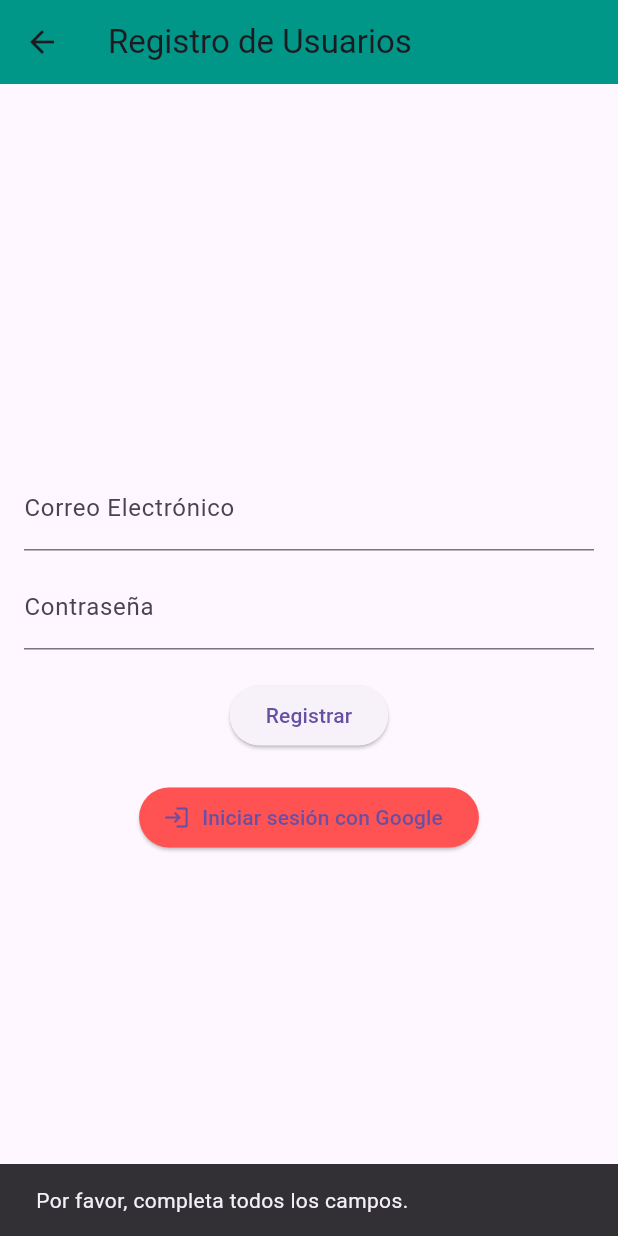
After one commit to josechf/funcionalidadesFlutter, a Flutter app: the RegisterPage screen opened directly, after a tap on "Registrar", on a phone screen of 412 x 824 dp. The commit adds this screen. Run offline on Flutter 3.47's test engine with Material 3 defaults, Android fonts, the phone set to English and light mode, and no system bars; our stand-ins replace geolocator, google_maps_flutter, google_sign_in, image_picker, supabase_flutter; accounts and stored records are empty.

Commit message:
registro de usuarios con gmail

```diff
--- /dev/null
+++ b/lib/registro_page.dart
@@ -0,0 +1,153 @@
+import 'package:flutter/material.dart';
+import 'package:supabase_flutter/supabase_flutter.dart';
+import 'package:google_sign_in/google_sign_in.dart';
+
+class RegisterPage extends StatefulWidget {
+  @override
+  _RegisterPageState createState() => _RegisterPageState();
+}
+
+class _RegisterPageState extends State<RegisterPage> {
+  final _emailController = TextEditingController();
+  final _passwordController = TextEditingController();
+  bool _isLoading = false;
+
+  Future<void> _registerUser() async {
+    final email = _emailController.text.trim();
+    final password = _passwordController.text.trim();
+
+    if (email.isEmpty || password.isEmpty) {
+      ScaffoldMessenger.of(context).showSnackBar(
+        SnackBar(content: Text('Por favor, completa todos los campos.')),
+      );
+      return;
+    }
+
+    setState(() {
+      _isLoading = true;
+    });
+
+    final supabase = Supabase.instance.client;
+
+    try {
+      final response = await supabase.auth.signUp(
+        email: email,
+        password: password,
+      );
+      if (response.user != null) {
+        ScaffoldMessenger.of(context).showSnackBar(
+          SnackBar(
+              content:
+                  Text('Registro exitoso. Revisa tu correo para confirmar.')),
+        );
+        _emailController.clear();
+        _passwordController.clear();
+      } else {
+        ScaffoldMessenger.of(context).showSnackBar(
+          SnackBar(
+              content:
+                  Text('Error: hubo un error al insertar email o contrasenia')),
+        );
+      }
+
+      // final response = await supabase.auth.signInWithOtp(email: email);
+      /*if (response.error != null) {
+        print('Error: ${response.error!.message}');
+      } else {
+        print('OTP enviado al correo electrónico.');
+      }*/
+    } catch (e) {
+      ScaffoldMessenger.of(context).showSnackBar(
+        SnackBar(content: Text('Error: $e')),
+      );
+    } finally {
+      setState(() {
+        _isLoading = false;
+      });
+    }
+  }
+
+  Future<void> _signInWithGoogle() async {
+    final GoogleSignIn googleSignIn = GoogleSignIn();
+
+    try {
+      final GoogleSignInAccount? googleUser = await googleSignIn.signIn();
+
+      if (googleUser != null) {
+        final googleAuth = await googleUser.authentication;
+        final idToken = googleAuth.idToken;
+
+        if (idToken != null) {
+          final supabase = Supabase.instance.client;
+          final response = await supabase.auth.signInWithIdToken(
+            provider: OAuthProvider.google,
+            idToken: idToken,
+          );
+
+          if (response.session == null || response.user == null) {
+            ScaffoldMessenger.of(context).showSnackBar(
+              SnackBar(content: Text('Error al iniciar sesión con Google.')),
+            );
+          } else {
+            ScaffoldMessenger.of(context).showSnackBar(
+              SnackBar(content: Text('Inicio de sesión exitoso con Google.')),
+            );
+          }
+        }
+      } else {
+        ScaffoldMessenger.of(context).showSnackBar(
+          SnackBar(content: Text('Inicio de sesión cancelado por el usuario.')),
+        );
+      }
+    } catch (e) {
+      ScaffoldMessenger.of(context).showSnackBar(
+        SnackBar(content: Text('Error: $e')),
+      );
+    }
+  }
+
+  @override
+  Widget build(BuildContext context) {
+    return Scaffold(
+      appBar: AppBar(
+        title: Text('Registro de Usuarios'),
+        backgroundColor: Colors.teal,
+      ),
+      body: Padding(
+        padding: const EdgeInsets.all(16.0),
+        child: Column(
+          mainAxisAlignment: MainAxisAlignment.center,
+          children: [
+            TextField(
+              controller: _emailController,
+              decoration: InputDecoration(labelText: 'Correo Electrónico'),
+              keyboardType: TextInputType.emailAddress,
+            ),
+            SizedBox(height: 10),
+            TextField(
+              controller: _passwordController,
+              decoration: InputDecoration(labelText: 'Contraseña'),
+              obscureText: true,
+            ),
+            SizedBox(height: 20),
+            _isLoading
+                ? CircularProgressIndicator()
+                : ElevatedButton(
+                    onPressed: _registerUser,
+                    child: Text('Registrar'),
+                  ),
+            SizedBox(height: 20),
+            ElevatedButton.icon(
+              onPressed: _signInWithGoogle,
+              icon: Icon(Icons.login),
+              label: Text('Iniciar sesión con Google'),
+              style: ElevatedButton.styleFrom(
+                backgroundColor: Colors.redAccent,
+              ),
+            ),
+          ],
+        ),
+      ),
+    );
+  }
+}
--- a/pubspec.yaml
+++ b/pubspec.yaml
@@ -42,6 +42,7 @@ dev_dependencies:
   image_picker: ^1.0.4
   geolocator: ^9.0.2
   google_maps_flutter: ^2.2.0
+  google_sign_in: ^5.4.2
 
   # The "flutter_lints" package below contains a set of recommended lints to
   # encourage good coding practices. The lint set provided by the package is
```
Also changed, not shown: lib/main.dart (+12 -2 lines), pubspec.lock, 2 other files.
